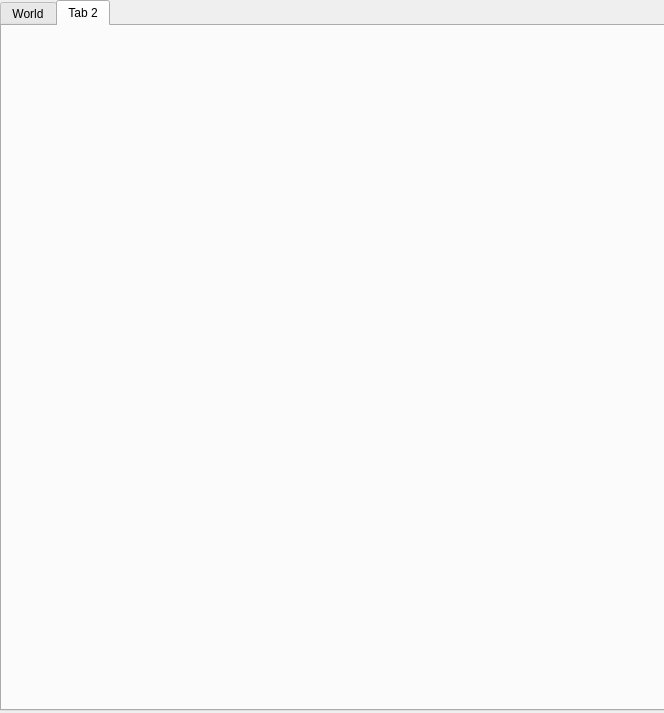
This is Jan2014/form.ui in nschudlo/Jan2014 as Qt 5 draws it before an edit. The edited form follows.
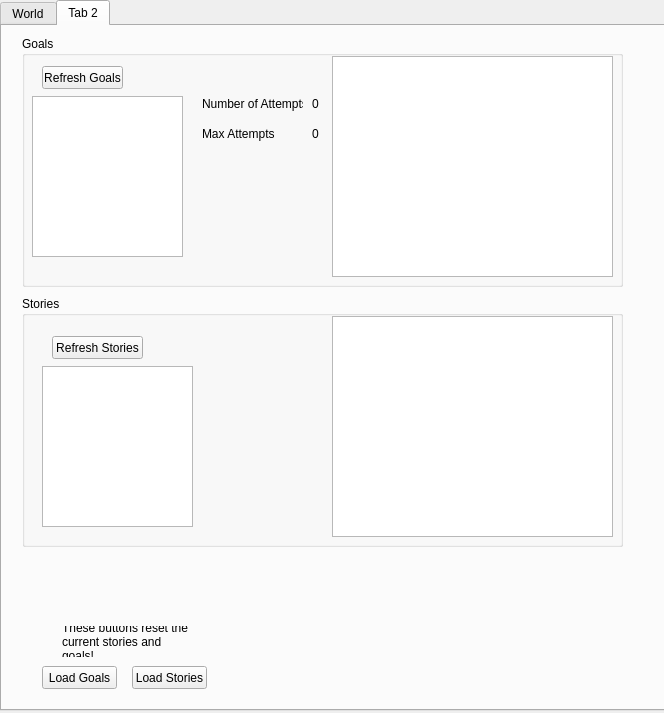
This is the edited form. The open tabs and pages were chosen to show the change.

```diff
--- a/Jan2014/form.ui
+++ b/Jan2014/form.ui
@@ -914,6 +914,200 @@
     <attribute name="title">
      <string>Tab 2</string>
     </attribute>
+    <widget class="QGroupBox" name="groupBox_2">
+     <property name="geometry">
+      <rect>
+       <x>20</x>
+       <y>10</y>
+       <width>601</width>
+       <height>251</height>
+      </rect>
+     </property>
+     <property name="title">
+      <string>Goals</string>
+     </property>
+     <widget class="QLabel" name="numAttempts">
+      <property name="geometry">
+       <rect>
+        <x>290</x>
+        <y>60</y>
+        <width>21</width>
+        <height>16</height>
+       </rect>
+      </property>
+      <property name="text">
+       <string>0</string>
+      </property>
+     </widget>
+     <widget class="QListWidget" name="listGoals">
+      <property name="geometry">
+       <rect>
+        <x>10</x>
+        <y>60</y>
+        <width>151</width>
+        <height>161</height>
+       </rect>
+      </property>
+     </widget>
+     <widget class="QLabel" name="maxAttempts">
+      <property name="geometry">
+       <rect>
+        <x>290</x>
+        <y>90</y>
+        <width>21</width>
+        <height>16</height>
+       </rect>
+      </property>
+      <property name="text">
+       <string>0</string>
+      </property>
+     </widget>
+     <widget class="QLabel" name="label_19">
+      <property name="geometry">
+       <rect>
+        <x>180</x>
+        <y>90</y>
+        <width>101</width>
+        <height>16</height>
+       </rect>
+      </property>
+      <property name="text">
+       <string>Max Attempts</string>
+      </property>
+     </widget>
+     <widget class="QTextBrowser" name="goalTextBrowser">
+      <property name="geometry">
+       <rect>
+        <x>310</x>
+        <y>20</y>
+        <width>281</width>
+        <height>221</height>
+       </rect>
+      </property>
+     </widget>
+     <widget class="QPushButton" name="refreshGoals">
+      <property name="geometry">
+       <rect>
+        <x>20</x>
+        <y>30</y>
+        <width>81</width>
+        <height>23</height>
+       </rect>
+      </property>
+      <property name="text">
+       <string>Refresh Goals</string>
+      </property>
+     </widget>
+     <widget class="QLabel" name="label_18">
+      <property name="geometry">
+       <rect>
+        <x>180</x>
+        <y>60</y>
+        <width>101</width>
+        <height>16</height>
+       </rect>
+      </property>
+      <property name="text">
+       <string>Number of Attempts</string>
+      </property>
+     </widget>
+     <zorder>numAttempts</zorder>
+     <zorder>listGoals</zorder>
+     <zorder>label_18</zorder>
+     <zorder>label_18</zorder>
+     <zorder>maxAttempts</zorder>
+     <zorder>label_19</zorder>
+     <zorder>goalTextBrowser</zorder>
+     <zorder>refreshGoals</zorder>
+    </widget>
+    <widget class="QGroupBox" name="groupBox_3">
+     <property name="geometry">
+      <rect>
+       <x>20</x>
+       <y>270</y>
+       <width>601</width>
+       <height>251</height>
+      </rect>
+     </property>
+     <property name="title">
+      <string>Stories</string>
+     </property>
+     <widget class="QListWidget" name="listStories">
+      <property name="geometry">
+       <rect>
+        <x>20</x>
+        <y>70</y>
+        <width>151</width>
+        <height>161</height>
+       </rect>
+      </property>
+     </widget>
+     <widget class="QPushButton" name="refreshStories">
+      <property name="geometry">
+       <rect>
+        <x>30</x>
+        <y>40</y>
+        <width>91</width>
+        <height>23</height>
+       </rect>
+      </property>
+      <property name="text">
+       <string>Refresh Stories</string>
+      </property>
+     </widget>
+     <widget class="QTextBrowser" name="stortTextBrowser">
+      <property name="geometry">
+       <rect>
+        <x>310</x>
+        <y>20</y>
+        <width>281</width>
+        <height>221</height>
+       </rect>
+      </property>
+     </widget>
+    </widget>
+    <widget class="QPushButton" name="loadGoals">
+     <property name="geometry">
+      <rect>
+       <x>40</x>
+       <y>640</y>
+       <width>75</width>
+       <height>23</height>
+      </rect>
+     </property>
+     <property name="text">
+      <string>Load Goals</string>
+     </property>
+    </widget>
+    <widget class="QPushButton" name="loadStories">
+     <property name="geometry">
+      <rect>
+       <x>130</x>
+       <y>640</y>
+       <width>75</width>
+       <height>23</height>
+      </rect>
+     </property>
+     <property name="text">
+      <string>Load Stories</string>
+     </property>
+    </widget>
+    <widget class="QLabel" name="label_20">
+     <property name="geometry">
+      <rect>
+       <x>60</x>
+       <y>600</y>
+       <width>131</width>
+       <height>31</height>
+      </rect>
+     </property>
+     <property name="text">
+      <string>These buttons reset the current stories and goals!</string>
+     </property>
+     <property name="wordWrap">
+      <bool>true</bool>
+     </property>
+    </widget>
    </widget>
   </widget>
  </widget>
```
Left out of the diff: 5 changed lines with no effect on the pictures.
